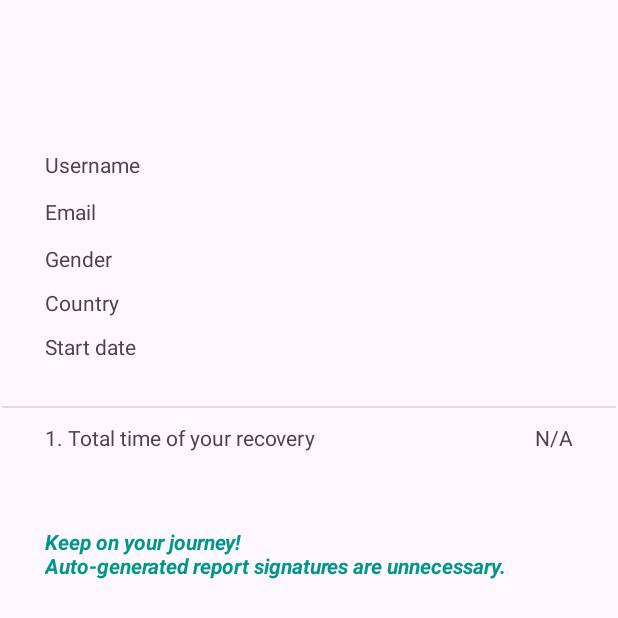
After one commit to caileechang/drugrecoveryapps, an Android app: the Report screen opened directly, with no data from a screen before it, on a phone screen of 412 x 824 dp. The commit adds this screen. Shown: the top 618 px of the screen. Run offline under Robolectric (Android 15) with nearby library versions, the phone set to English and light mode, and no system bars; our stand-ins replace Firebase (no records; nobody signed in at launch, a user with empty details on screens opened directly).

Commit message:
wy's commit progress tracking and reward page

```diff
--- a/app/src/main/AndroidManifest.xml
+++ b/app/src/main/AndroidManifest.xml
@@ -14,6 +14,9 @@
         android:supportsRtl="true"
         android:theme="@style/Theme.DrugRecoveryApp"
         tools:targetApi="31">
+        <activity
+            android:name=".Report"
+            android:exported="false" />
         <activity
             android:name=".RewardDetails"
             android:exported="false" />
--- a/app/src/main/java/com/example/drugrecoveryapp/ReccoveryTrackFragment.java
+++ b/app/src/main/java/com/example/drugrecoveryapp/ReccoveryTrackFragment.java
@@ -37,6 +37,7 @@ public class ReccoveryTrackFragment extends Fragment {
     private String currentUserId, saveCurrentDateTime, CURRENT_STATE;
 
     private Button rewardButton;
+    private Button reportButton;
 
 
     private static final long MILESTONE_ONE_DAY = 24 * 60 * 60 * 1000; // One day milestone
@@ -52,6 +53,7 @@ public class ReccoveryTrackFragment extends Fragment {
 
         startButton = view.findViewById(R.id.startButton);
         rewardButton = view.findViewById(R.id.rewardButton);
+        reportButton = view.findViewById(R.id.ReportButton);
 
         // Retrieve current user's ID using method in Firebase library
         currentUserId = mAuth.getCurrentUser().getUid();
@@ -74,6 +76,14 @@ public class ReccoveryTrackFragment extends Fragment {
             @Override
             public void onClick(View view) {
                 Intent intent = new Intent(getContext(), Reward.class);
+                startActivity(intent);
+            }
+        });
+
+        reportButton.setOnClickListener(new View.OnClickListener() {
+            @Override
+            public void onClick(View view) {
+                Intent intent = new Intent(getContext(), Report.class);
                 startActivity(intent);
             }
         });
--- /dev/null
+++ b/app/src/main/java/com/example/drugrecoveryapp/Report.java
@@ -0,0 +1,62 @@
+package com.example.drugrecoveryapp;
+
+import androidx.annotation.NonNull;
+import androidx.appcompat.app.AppCompatActivity;
+
+import android.os.Bundle;
+import android.widget.TextView;
+
+import com.google.firebase.auth.FirebaseAuth;
+import com.google.firebase.database.DataSnapshot;
+import com.google.firebase.database.DatabaseError;
+import com.google.firebase.database.DatabaseReference;
+import com.google.firebase.database.FirebaseDatabase;
+import com.google.firebase.database.ValueEventListener;
+
+public class Report extends AppCompatActivity {
+
+    TextView username, gender, email, country, date, totalTime;
+    @Override
+    protected void onCreate(Bundle savedInstanceState) {
+        super.onCreate(savedInstanceState);
+        setContentView(R.layout.activity_report);
+
+        username = findViewById(R.id.R_usernameDisplay);
+        email = findViewById(R.id.R_emailDisplay);
+        gender = findViewById(R.id.R_genderDisplay);
+        country = findViewById(R.id.R_countryDisplay);
+        date = findViewById(R.id.R_startDateDisplay);
+        totalTime = findViewById(R.id.R_totalTimeDisplay);
+
+        FirebaseAuth auth = FirebaseAuth.getInstance();
+        DatabaseReference databaseReference = FirebaseDatabase.getInstance().getReference("Users");
+        String uid = auth.getCurrentUser().getUid();
+
+        databaseReference.child(uid).addListenerForSingleValueEvent(new ValueEventListener() {
+
+
+            @Override
+            public void onDataChange(@NonNull DataSnapshot snapshot) {
+                username.setText(snapshot.child("username").getValue(String.class));
+                email.setText(snapshot.child("email").getValue(String.class));
+                country.setText(snapshot.child("countryName").getValue(String.class));
+                gender.setText(snapshot.child("gender").getValue(String.class));
+                date.setText(snapshot.child("date").getValue(String.class));
+
+                Long totalRecoveryTime = snapshot.child("totalTime").getValue(Long.class);
+                if (totalRecoveryTime != null) {
+                    totalTime.setText(String.valueOf(totalRecoveryTime) + " hours");
+                } else {
+                    // Handle the case where "totalTime" is not available
+                    totalTime.setText("N/A");
+                }
+
+            }
+
+            @Override
+            public void onCancelled(@NonNull DatabaseError error) {
+
+            }
+        });
+        }
+}
--- a/app/src/main/java/com/example/drugrecoveryapp/Reward.java
+++ b/app/src/main/java/com/example/drugrecoveryapp/Reward.java
@@ -1,9 +1,13 @@
 package com.example.drugrecoveryapp;
+
+import static java.security.AccessController.getContext;
 
 import androidx.annotation.NonNull;
 import androidx.appcompat.app.AppCompatActivity;
 
+import android.content.Intent;
 import android.os.Bundle;
+import android.view.View;
 import android.widget.Button;
 
 import com.google.firebase.auth.FirebaseAuth;
@@ -43,11 +47,11 @@ public class Reward extends AppCompatActivity {
                     String totalRecoveryTime = snapshot.child(currentUserId).child("totalTime").getValue().toString();
                     Long totalTime = Long.parseLong(totalRecoveryTime);
 
-                    if(totalTime > 4){
+                    if(totalTime > 2){
                         btn1.setText("Tap to view");
                         btn1.setEnabled(true);
                     }
-                    if(totalTime > 48){
+                    if(totalTime > 4){
                         btn2.setText("Tap to view");
                         btn2.setEnabled(true);
                     }
@@ -65,6 +69,24 @@ public class Reward extends AppCompatActivity {
             }
         });
 
+        btn1.setOnClickListener(new View.OnClickListener() {
+            @Override
+            public void onClick(View view) {
+                Intent intent = new Intent(Reward.this, RewardDetails.class);
+                startActivity(intent);
+            }
+        });
+
+        btn2.setOnClickListener(new View.OnClickListener() {
+            @Override
+            public void onClick(View view) {
+                Intent intent = new Intent(Reward.this, RewardDetails.class);
+                startActivity(intent);
+            }
+        });
+
+
+
 
 
 
--- /dev/null
+++ b/app/src/main/res/layout/activity_report.xml
@@ -0,0 +1,190 @@
+<?xml version="1.0" encoding="utf-8"?>
+<androidx.constraintlayout.widget.ConstraintLayout xmlns:android="http://schemas.android.com/apk/res/android"
+    xmlns:app="http://schemas.android.com/apk/res-auto"
+    xmlns:tools="http://schemas.android.com/tools"
+    android:layout_width="match_parent"
+    android:layout_height="match_parent"
+    tools:context=".Report">
+
+
+    <LinearLayout
+        android:id="@+id/R_username_layout"
+        android:layout_width="match_parent"
+        android:layout_height="wrap_content"
+        android:layout_marginHorizontal="30dp"
+        android:layout_marginTop="100dp"
+        android:orientation="horizontal"
+        app:layout_constraintTop_toTopOf="parent"
+        tools:layout_editor_absoluteX="30dp">
+
+        <TextView
+            android:id="@+id/R_username"
+            android:layout_width="wrap_content"
+            android:layout_height="wrap_content"
+            android:layout_weight="1"
+            android:text="Username" />
+
+        <TextView
+            android:id="@+id/R_usernameDisplay"
+            android:layout_width="wrap_content"
+            android:layout_height="wrap_content"
+            android:layout_marginTop="2dp"
+            android:layout_weight="1"
+            android:text="abc"
+            android:textAlignment="viewEnd" />
+
+    </LinearLayout>
+
+    <LinearLayout
+        android:id="@+id/R_email_layout"
+        android:layout_width="match_parent"
+        android:layout_height="wrap_content"
+        android:layout_marginHorizontal="30dp"
+        android:layout_marginTop="10dp"
+        android:orientation="horizontal"
+        app:layout_constraintTop_toBottomOf="@+id/R_username_layout">
+
+        <TextView
+            android:id="@+id/R_email"
+            android:layout_width="wrap_content"
+            android:layout_height="wrap_content"
+            android:layout_weight="1"
+            android:text="Email" />
+
+        <TextView
+            android:id="@+id/R_emailDisplay"
+            android:layout_width="wrap_content"
+            android:layout_height="wrap_content"
+            android:layout_marginTop="2dp"
+            android:layout_weight="1"
+            android:text="abc@gmail.com"
+            android:textAlignment="viewEnd" />
+
+    </LinearLayout>
+
+    <LinearLayout
+        android:id="@+id/R_Gender_layout"
+        android:layout_width="match_parent"
+        android:layout_height="wrap_content"
+        android:layout_marginHorizontal="30dp"
+        android:layout_marginTop="10dp"
+        android:orientation="horizontal"
+        app:layout_constraintTop_toBottomOf="@+id/R_email_layout">
+
+        <TextView
+            android:id="@+id/R_gender"
+            android:layout_width="wrap_content"
+            android:layout_height="wrap_content"
+            android:text="Gender" />
+
+        <TextView
+            android:id="@+id/R_genderDisplay"
+            android:layout_width="wrap_content"
+            android:layout_height="wrap_content"
+            android:layout_weight="1"
+            android:text="Prefer not to say"
+            android:textAlignment="viewEnd" />
+
+    </LinearLayout>
+
+    <LinearLayout
+        android:id="@+id/R_country_layout"
+        android:layout_width="match_parent"
+        android:layout_height="wrap_content"
+        android:layout_marginHorizontal="30dp"
+        android:layout_marginTop="10dp"
+        android:orientation="horizontal"
+        app:layout_constraintTop_toBottomOf="@+id/R_Gender_layout">
+
+        <TextView
+            android:id="@+id/R_country"
+            android:layout_width="wrap_content"
+            android:layout_height="wrap_content"
+            android:layout_weight="1"
+            android:text="Country" />
+
+        <TextView
+            android:id="@+id/R_countryDisplay"
+            android:layout_width="wrap_content"
+            android:layout_height="wrap_content"
+            android:layout_weight="1"
+            android:text="Malaysia"
+            android:textAlignment="textEnd" />
+    </LinearLayout>
+
+    <LinearLayout
+        android:id="@+id/R_startDate_layout"
+        android:layout_width="match_parent"
+        android:layout_height="wrap_content"
+        android:layout_marginHorizontal="30dp"
+        android:layout_marginTop="10dp"
+        android:orientation="horizontal"
+        app:layout_constraintTop_toBottomOf="@+id/R_country_layout">
+
+        <TextView
+            android:id="@+id/R_startDate"
+            android:layout_width="wrap_content"
+            android:layout_height="wrap_content"
+            android:layout_weight="1"
+            android:text="Start date" />
+
+        <TextView
+            android:id="@+id/R_startDateDisplay"
+            android:layout_width="wrap_content"
+            android:layout_height="wrap_content"
+            android:layout_weight="1"
+            android:text="01.01.2024"
+            android:textAlignment="textEnd" />
+    </LinearLayout>
+
+    <View
+        android:id="@+id/divider3"
+        android:layout_width="409dp"
+        android:layout_height="1dp"
+        android:layout_marginStart="1dp"
+        android:layout_marginTop="30dp"
+        android:layout_marginEnd="1dp"
+        android:background="?android:attr/listDivider"
+        app:layout_constraintEnd_toEndOf="parent"
+        app:layout_constraintStart_toStartOf="parent"
+        app:layout_constraintTop_toBottomOf="@+id/R_startDate_layout" />
+
+    <LinearLayout
+        android:id="@+id/R_totalTime_layout"
+        android:layout_width="match_parent"
+        android:layout_height="wrap_content"
+        android:layout_marginHorizontal="30dp"
+        android:layout_marginTop="10dp"
+        android:orientation="horizontal"
+        app:layout_constraintTop_toBottomOf="@+id/divider3">
+
+        <TextView
+            android:id="@+id/R_totalTime"
+            android:layout_width="wrap_content"
+            android:layout_height="wrap_content"
+            android:layout_weight="1"
+            android:text="1. Total time of your recovery" />
+
+        <TextView
+            android:id="@+id/R_totalTimeDisplay"
+            android:layout_width="wrap_content"
+            android:layout_height="wrap_content"
+            android:layout_weight="1"
+            android:text="16 hours"
+            android:textAlignment="textEnd" />
+    </LinearLayout>
+
+
+    <TextView
+        android:id="@+id/textView7"
+        android:layout_width="wrap_content"
+        android:layout_height="wrap_content"
+        android:layout_marginStart="30dp"
+        android:layout_marginTop="50dp"
+        android:text="Keep on your journey! \nAuto-generated report signatures are unnecessary."
+        android:textColor="#009688"
+        android:textStyle="bold|italic"
+        app:layout_constraintStart_toStartOf="parent"
+        app:layout_constraintTop_toBottomOf="@+id/R_totalTime_layout" />
+
+</androidx.constraintlayout.widget.ConstraintLayout>
--- a/app/src/main/res/layout/activity_reward_details.xml
+++ b/app/src/main/res/layout/activity_reward_details.xml
@@ -6,4 +6,26 @@
     android:layout_height="match_parent"
     tools:context=".RewardDetails">
 
+    <ImageView
+        android:id="@+id/imageView8"
+        android:layout_width="294dp"
+        android:layout_height="352dp"
+        android:layout_marginStart="58dp"
+        android:layout_marginTop="112dp"
+        app:layout_constraintStart_toStartOf="parent"
+        app:layout_constraintTop_toTopOf="parent"
+        app:srcCompat="@drawable/trophy" />
+
+    <TextView
+        android:id="@+id/textView5"
+        android:layout_width="wrap_content"
+        android:layout_height="wrap_content"
+        android:layout_marginStart="84dp"
+        android:layout_marginTop="30dp"
+        android:text="Congratulation!"
+        android:textColor="#FF5722"
+        android:textSize="35sp"
+        android:textStyle="bold"
+        app:layout_constraintStart_toStartOf="parent"
+        app:layout_constraintTop_toBottomOf="@+id/imageView8" />
 </androidx.constraintlayout.widget.ConstraintLayout>
--- a/app/src/main/res/layout/fragment_reccovery_track.xml
+++ b/app/src/main/res/layout/fragment_reccovery_track.xml
@@ -28,4 +28,14 @@
         app:layout_constraintEnd_toEndOf="parent"
         app:layout_constraintTop_toTopOf="parent" />
 
+    <Button
+        android:id="@+id/ReportButton"
+        android:layout_width="wrap_content"
+        android:layout_height="wrap_content"
+        android:layout_marginTop="54dp"
+        android:layout_marginEnd="39dp"
+        android:text="generate report"
+        app:layout_constraintEnd_toEndOf="parent"
+        app:layout_constraintTop_toBottomOf="@+id/rewardButton" />
+
 </androidx.constraintlayout.widget.ConstraintLayout>
```
Also changed, not shown: app/src/main/res/drawable/trophy.png (added).
